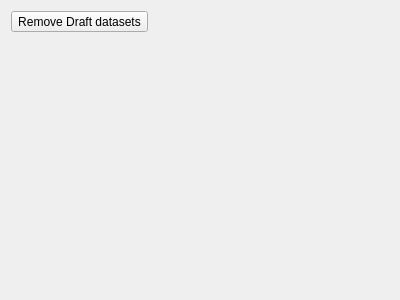
Qt form dcoraid/gui/maintenance/widget_maintenance.ui (DCOR-dev/DCOR-Aid) before a commit.
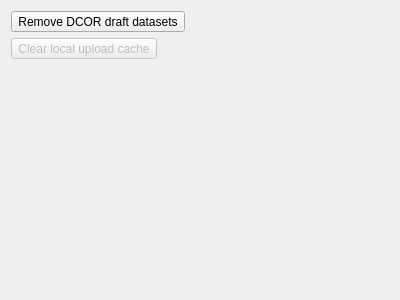
The same form after that commit.

Commit message: add reminder for option to future self

```diff
--- a/dcoraid/gui/maintenance/widget_maintenance.ui
+++ b/dcoraid/gui/maintenance/widget_maintenance.ui
@@ -17,7 +17,20 @@
    <item>
     <widget class="QToolButton" name="toolButton_drafts">
      <property name="text">
-      <string>Remove Draft datasets</string>
+      <string>Remove DCOR draft datasets</string>
+     </property>
+    </widget>
+   </item>
+   <item>
+    <widget class="QToolButton" name="toolButton">
+     <property name="enabled">
+      <bool>false</bool>
+     </property>
+     <property name="toolTip">
+      <string>Remove the local DCOR-Aid cache directory (this directory might contain compressed resource files from unexpectedly interrupted uploads)</string>
+     </property>
+     <property name="text">
+      <string>Clear local upload cache</string>
      </property>
     </widget>
    </item>
```
Left out of the diff: 3 changed lines with no effect on the pictures.
